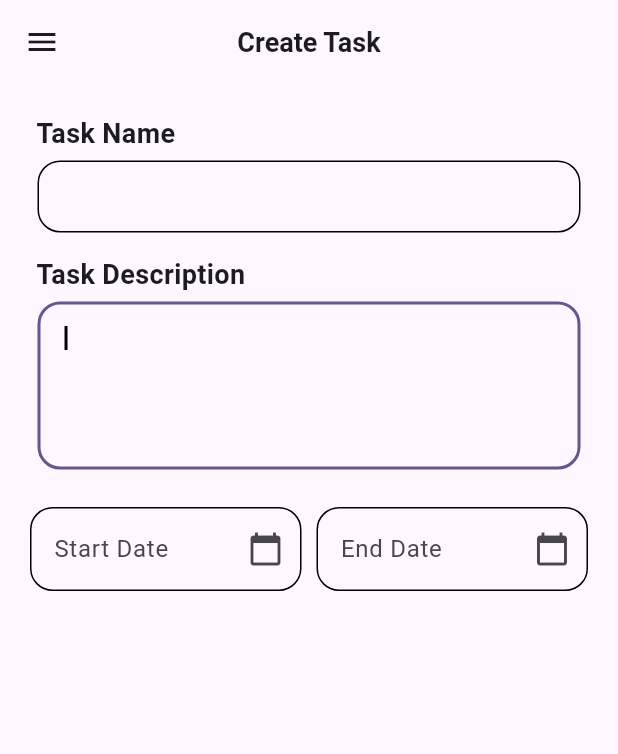
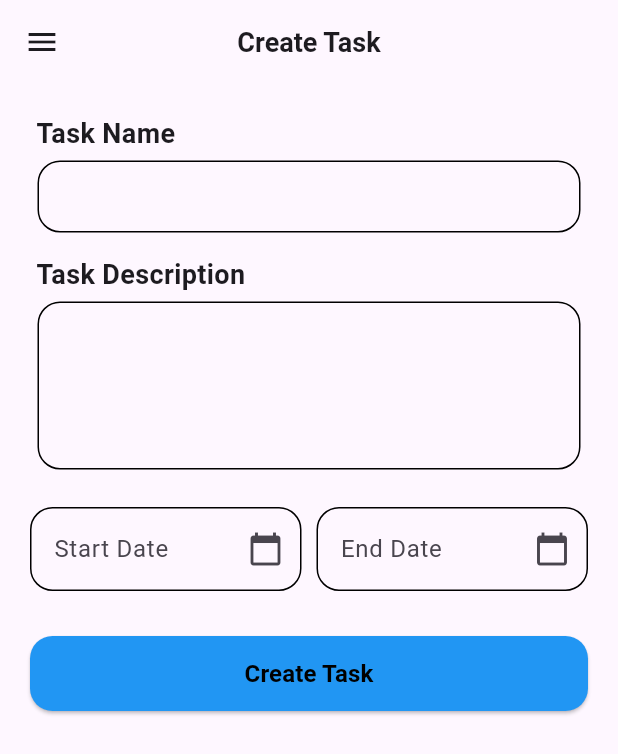
Before and after one commit to mervinkogei/flutter_trial_todo_app, a Flutter app: the TasksScreen screen opened directly, on a phone screen of 412 x 824 dp. Shown: the top 754 px of the screen. Run offline on Flutter 3.47's test engine with Material 3 defaults, Android fonts, the phone set to English and light mode, and no system bars; missing offline and left inert: splash_view.

Commit message:
feat: Added a custom colors

```diff
--- a/lib/Screens/dashboard_nav.dart
+++ b/lib/Screens/dashboard_nav.dart
@@ -47,7 +47,7 @@ final List<GlobalKey<NavigatorState>> _navigatorKeys = [
         bottomNavigationBar: ClipRRect(
           borderRadius: BorderRadius.circular(20),
             child: SizedBox(
-          height: 90,
+          height: 100,
           child: BottomNavigationBar(
             selectedFontSize: 13,
             unselectedFontSize: 13,
--- a/lib/Screens/home.dart
+++ b/lib/Screens/home.dart
@@ -20,17 +20,11 @@ class _HomeScreenState extends State<HomeScreen> {
 
 @override
   void initState() {
-
     super.initState();
   }
 
   @override
   Widget build(BuildContext context) {
-    SystemChrome.setSystemUIOverlayStyle(
-        const SystemUiOverlayStyle(statusBarColor: Colors.white
-            //color set to transperent or set your own color
-            ));
-
     return Scaffold(
         appBar: AppBar(
           actions: [
--- a/lib/Screens/tasks.dart
+++ b/lib/Screens/tasks.dart
@@ -3,6 +3,7 @@ import 'package:flutter/widgets.dart';
 import 'package:intl/intl.dart';
 import 'package:trial_todo_app/Utils/data_function.dart';
 import 'package:trial_todo_app/Utils/textStyling.dart';
+import 'package:trial_todo_app/components/custom_elavatedButton.dart';
 import 'package:trial_todo_app/components/custom_textfield.dart';
 
 class TasksScreen extends StatefulWidget {
@@ -46,10 +47,12 @@ class _TasksScreenState extends State<TasksScreen> {
           centerTitle: true,
         ),
         drawer: DataFunction.customMenuDrawer(context),
-        body: Padding(
+        body: SingleChildScrollView(
+          child: Padding(
             padding: const EdgeInsets.only(left: 20.0, right: 20, top: 20),
             child: Column(
               crossAxisAlignment: CrossAxisAlignment.start,
+              mainAxisAlignment: MainAxisAlignment.center,
               children: [
                 const Text(
                   ' Task Name',
@@ -117,8 +120,11 @@ class _TasksScreenState extends State<TasksScreen> {
                       ],
                     ),
                   ],
-              )
+                ),
+                SizedBox(height: 30,),
+               CustomElevatedButtton(callback: (){}, labelTitle: 'Create Task',)
               ],
+            ),
           ),
         ));
   }
--- a/lib/Utils/textStyling.dart
+++ b/lib/Utils/textStyling.dart
@@ -7,6 +7,9 @@ abstract class ThemeStyling {
   static const TextStyle taskCardTitle = TextStyle(
       fontWeight: FontWeight.bold, fontSize: 16, fontFamily: "Roboto");
 
+  static const TextStyle buttonText = TextStyle(
+      fontWeight: FontWeight.bold, fontSize: 16, fontFamily: "Roboto", color: Colors.black);
+
   static const TextStyle deleteAlert = TextStyle(
       fontWeight: FontWeight.bold, fontSize: 16, fontFamily: "Roboto", color: Colors.red);
 
--- /dev/null
+++ b/lib/components/custom_elavatedButton.dart
@@ -0,0 +1,43 @@
+import 'package:flutter/material.dart';
+import 'package:trial_todo_app/Utils/textStyling.dart';
+
+// ignore: must_be_immutable
+class CustomElevatedButtton extends StatefulWidget {
+  VoidCallback? callback;
+  String? labelTitle;
+  CustomElevatedButtton({this.callback, this.labelTitle});
+
+  @override
+  State<CustomElevatedButtton> createState() => _CustomElevatedButttonState();
+}
+
+class _CustomElevatedButttonState extends State<CustomElevatedButtton> {
+
+bool colorTheme = true;
+@override
+  void initState() {
+     super.initState();
+  }
+
+  @override
+  Widget build(BuildContext context) {
+    return Column(
+      crossAxisAlignment: CrossAxisAlignment.stretch,
+      children: [
+        Container(
+          height: 50,
+          child: ElevatedButton(
+            onPressed: widget.callback,
+            style: ElevatedButton.styleFrom(
+              backgroundColor: Colors.blue,
+              shape: RoundedRectangleBorder(
+                borderRadius: BorderRadius.circular(15),
+              ),
+            ),
+            child: Text('${widget.labelTitle}', style: ThemeStyling.buttonText),
+          ),
+        ),
+      ],
+    );
+  }
+}
--- a/lib/components/custom_textfield.dart
+++ b/lib/components/custom_textfield.dart
@@ -15,9 +15,9 @@ class _CustomTextFieldState extends State<CustomTextField> {
   FocusNode myfocus = FocusNode();
   @override
   void initState() {
-    Future.delayed(const Duration(seconds: 0), () {
-      myfocus.requestFocus();
-    });
+    // Future.delayed(const Duration(seconds: 0), () {
+    //   myfocus.requestFocus();
+    // });
     super.initState();
   }
 
--- a/lib/main.dart
+++ b/lib/main.dart
@@ -1,9 +1,13 @@
 import 'package:flutter/material.dart';
+import 'package:flutter/services.dart';
 import 'package:splash_view/source/presentation/pages/splash_view.dart';
 import 'package:splash_view/source/presentation/widgets/done.dart';
 import 'package:trial_todo_app/Screens/dashboard_nav.dart';
 
-void main() {
+Future<void> main() async {
+   SystemChrome.setSystemUIOverlayStyle(const SystemUiOverlayStyle(
+    statusBarColor: Colors.transparent,
+  ));
   runApp(const MyApp());
 }
 
```
Also changed, not shown: lib/Screens/login.dart (added, +22 -0 lines), lib/Screens/logout.dart (added, +27 -0 lines), lib/Utils/app_Colors.dart (added, +14 -0 lines). Lines whose indentation alone changed are shown as unchanged.
